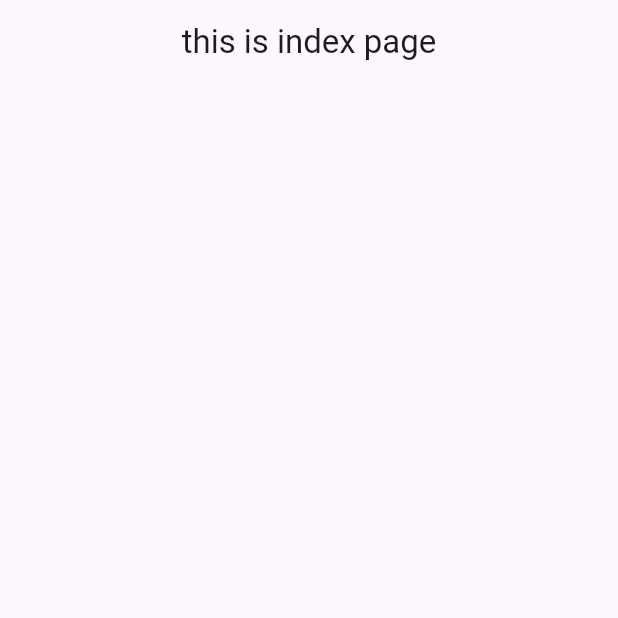
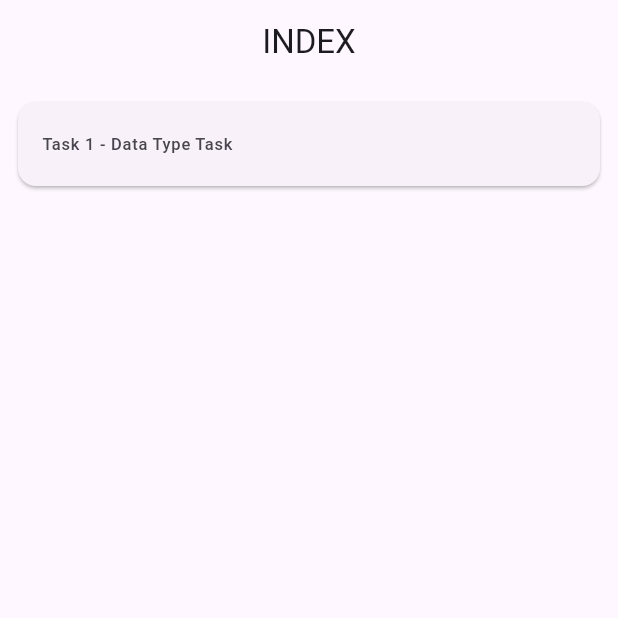
Before and after one commit to SheetalAlbiorix/Chiraglearn_flutter, a Flutter app: the screen it shows after launch, on a phone screen of 412 x 824 dp, the top half of it. Run offline on Flutter 3.47's test engine with Material 3 defaults, Android fonts, the phone set to English and light mode, and no system bars.

Commit message:
- added data type page.  - added index page

```diff
--- a/lib/index.dart
+++ b/lib/index.dart
@@ -1,4 +1,5 @@
 import 'package:flutter/material.dart';
+import 'package:intern_project/datatype.dart';
 
 class IndexScreen extends StatefulWidget {
   const IndexScreen({super.key});
@@ -8,14 +9,40 @@ class IndexScreen extends StatefulWidget {
 }
 
 class _IndexScreenState extends State<IndexScreen> {
+  var taskItems = ["Task 1 - Data Type Task"];
+
   @override
   Widget build(BuildContext context) {
     return Scaffold(
       body: Scaffold(
         appBar: AppBar(
-          title: Text("this is index page"),
+          title: Text("INDEX"),
           centerTitle: true,
           automaticallyImplyLeading: false,
+        ),
+        body: Padding(
+          padding: const EdgeInsets.all(8.0),
+          child: ListView.builder(
+            itemCount: taskItems.length,
+            itemBuilder: (context, index) {
+              var index1 = index + 1;
+              return InkWell(
+                overlayColor: WidgetStatePropertyAll(Colors.transparent),
+                onTap: () {
+                  Navigator.push(context, MaterialPageRoute(
+                    builder: (context) {
+                      return DatatypeScreen();
+                    },
+                  ));
+                },
+                child: Card(
+                  child: ListTile(
+                    leading: Text(taskItems[index]),
+                  ),
+                ),
+              );
+            },
+          ),
         ),
       ),
     );
```
Also changed, not shown: lib/datatype.dart (added, +57 -0 lines).
